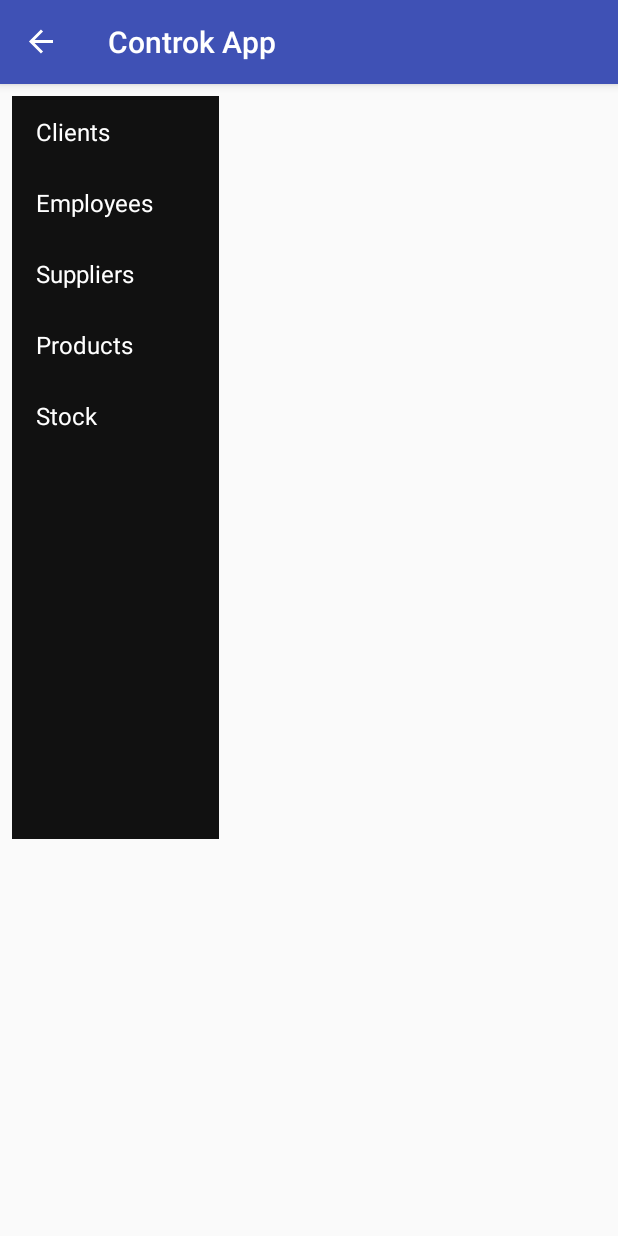
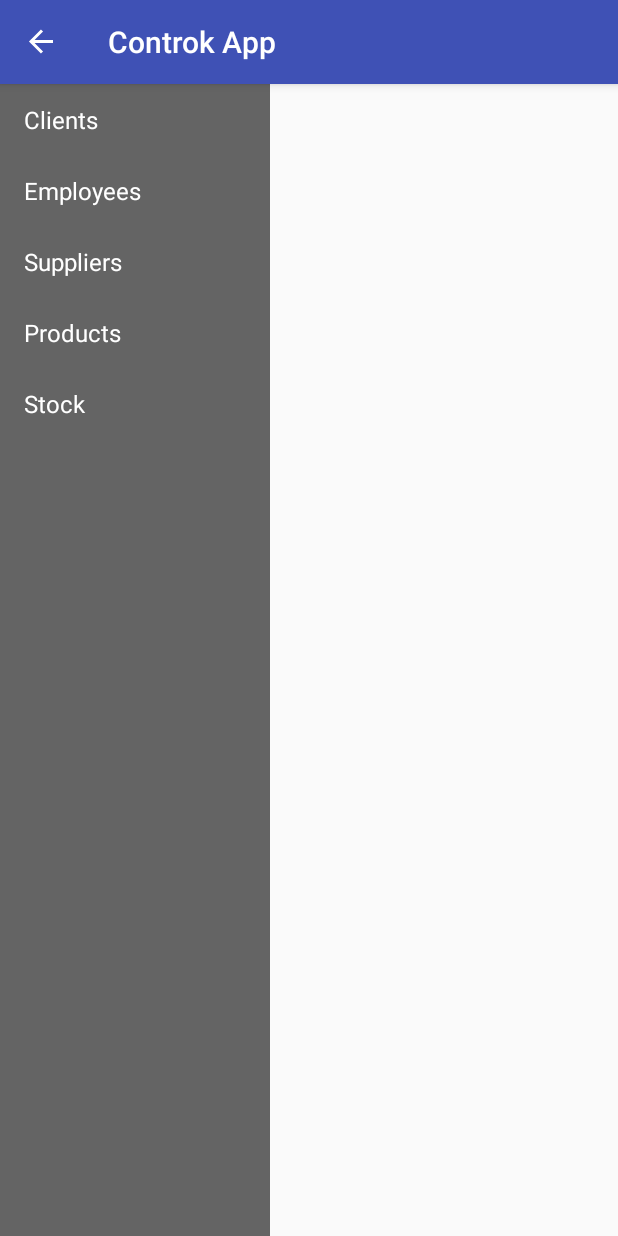
Before and after one commit to controk-sys/frontend-android, an Android app: the screen it shows after launch (MainActivity), with the side drawer open, on a phone screen of 412 x 824 dp. Run offline under Robolectric (Android 15) with nearby library versions, the phone set to English and light mode, and no system bars.

Commit message:
:lipstick: Improve side menu layout.

```diff
--- a/app/src/main/res/layout/activity_main.xml
+++ b/app/src/main/res/layout/activity_main.xml
@@ -1,18 +1,7 @@
 <android.support.v4.widget.DrawerLayout xmlns:android="http://schemas.android.com/apk/res/android"
-    xmlns:app="http://schemas.android.com/apk/res-auto"
     android:id="@+id/drawer_layout"
-    android:layout_width="138dp"
-    android:layout_height="495dp"
-    android:layout_marginBottom="8dp"
-    android:layout_marginLeft="8dp"
-    android:layout_marginRight="8dp"
-    android:layout_marginTop="8dp"
-    app:layout_constraintBottom_toBottomOf="parent"
-    app:layout_constraintHorizontal_bias="0.0"
-    app:layout_constraintLeft_toLeftOf="parent"
-    app:layout_constraintRight_toRightOf="parent"
-    app:layout_constraintTop_toTopOf="parent"
-    app:layout_constraintVertical_bias="0.0">
+    android:layout_width="180dp"
+    android:layout_height="match_parent">
 
     <FrameLayout
         android:id="@+id/content_frame"
@@ -24,7 +13,6 @@
         android:layout_width="320dp"
         android:layout_height="match_parent"
         android:layout_gravity="start"
-        android:background="#111"
         android:choiceMode="singleChoice"
         android:divider="@android:color/transparent"
         android:dividerHeight="0dp" />
```
